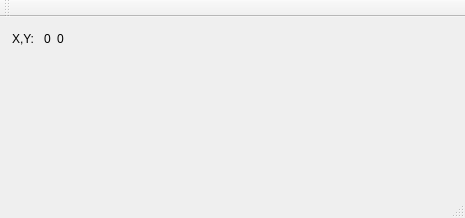
toby20130333/QtJsWebEngine, file mainwindow.ui: the form before one commit.
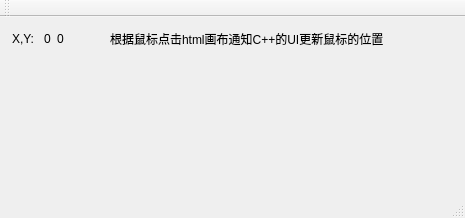
The form after the commit. Custom widgets are drawn as their Qt base class.

```diff
--- a/mainwindow.ui
+++ b/mainwindow.ui
@@ -85,6 +85,9 @@
          <property name="orientation">
           <enum>Qt::Horizontal</enum>
          </property>
+         <property name="sizeType">
+          <enum>QSizePolicy::Fixed</enum>
+         </property>
          <property name="sizeHint" stdset="0">
           <size>
            <width>40</width>
@@ -93,6 +96,19 @@
          </property>
         </spacer>
        </item>
+       <item>
+        <widget class="QLabel" name="label_2">
+         <property name="sizePolicy">
+          <sizepolicy hsizetype="Expanding" vsizetype="Preferred">
+           <horstretch>0</horstretch>
+           <verstretch>0</verstretch>
+          </sizepolicy>
+         </property>
+         <property name="text">
+          <string>根据鼠标点击html画布通知C++的UI更新鼠标的位置</string>
+         </property>
+        </widget>
+       </item>
       </layout>
      </item>
      <item>
```
Left out of the diff: 2 changed lines with no effect on the pictures.
